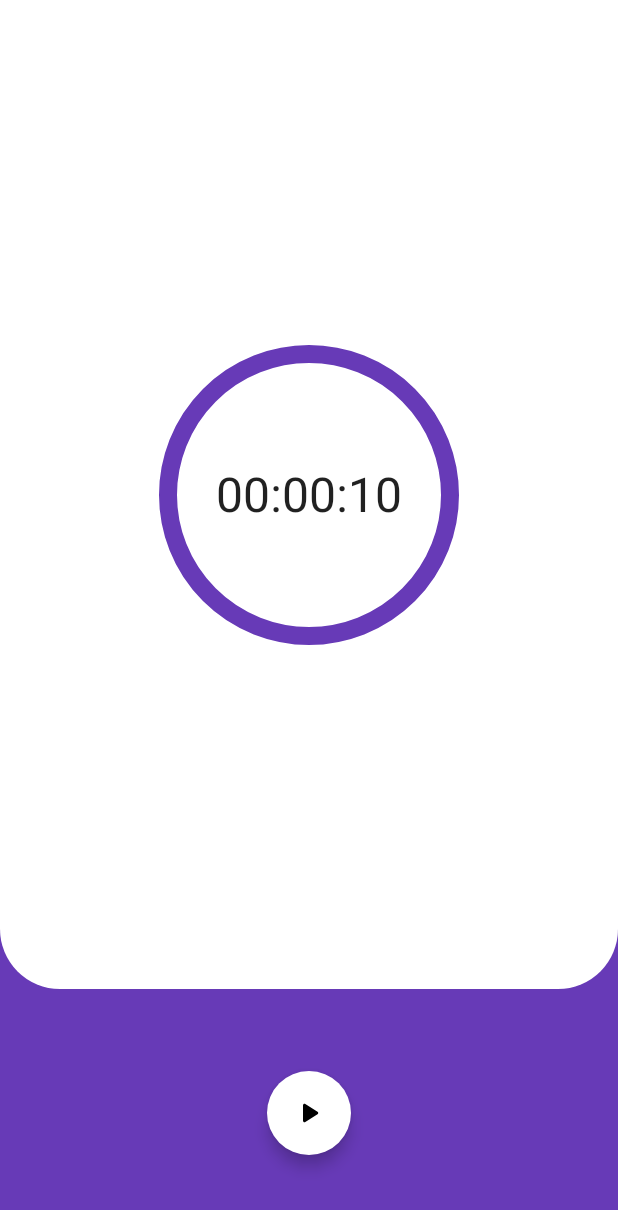
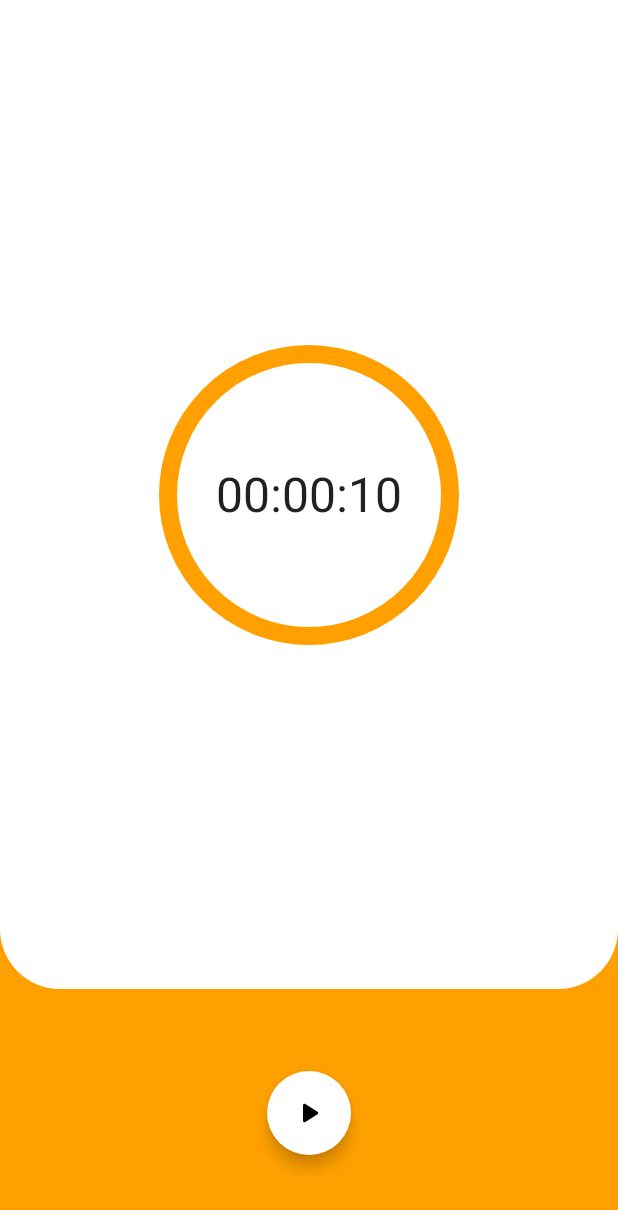
Before and after one commit to karimsinouh/ComposeCountdownTimer, an Android app built with Jetpack Compose: the screen it shows after launch (MainActivity), on a phone screen of 412 x 824 dp. Shown: the top 1210 px of the screen. Run offline under Robolectric (Android 15) with nearby library versions, the phone set to English and light mode, and no system bars; our stand-ins replace livedata-compose.

Commit message:
changed the colors again

```diff
--- a/app/src/main/java/com/example/androiddevchallenge/ui/theme/Color.kt
+++ b/app/src/main/java/com/example/androiddevchallenge/ui/theme/Color.kt
@@ -19,10 +19,12 @@ import androidx.compose.ui.graphics.Color
 
 
 
-val purple200 = Color(0xFFB39DDB)
-val purple500 = Color(0xFF673AB7)
-val purple700 = Color(0xFF512DA8)
-val teal200 = Color(0xFFFFA000)
+val purple200 = Color(0xFFDDC78A)
+val purple500 = Color(0xFFFFA000)
+val purple700 = Color(0xFFFFA000)
+
+val teal500 = Color(0xFF2D263D)
+val teal200 = Color(0xFF181719)
 
 
 val black=Color(0xFF000000)
--- a/app/src/main/java/com/example/androiddevchallenge/ui/theme/Theme.kt
+++ b/app/src/main/java/com/example/androiddevchallenge/ui/theme/Theme.kt
@@ -30,7 +30,7 @@ private val DarkColorPalette = darkColors(
 private val LightColorPalette = lightColors(
     primary = purple500,
     primaryVariant = purple700,
-    secondary = teal200
+    secondary = teal500
 
         /* Other default colors to override
     background = Color.White,
--- a/app/src/main/res/values-night/themes.xml
+++ b/app/src/main/res/values-night/themes.xml
@@ -12,12 +12,12 @@
     <!-- Base application theme. -->
     <style name="Theme.AndroidDevChallenge" parent="Theme.MaterialComponents.DayNight.DarkActionBar">
         <!-- Primary brand color. -->
-        <item name="colorPrimary">@color/purple_200</item>
-        <item name="colorPrimaryVariant">@color/purple_700</item>
+        <item name="colorPrimary">@color/primary</item>
+        <item name="colorPrimaryVariant">@color/primary</item>
         <item name="colorOnPrimary">@color/black</item>
         <!-- Secondary brand color. -->
-        <item name="colorSecondary">@color/teal_200</item>
-        <item name="colorSecondaryVariant">@color/teal_200</item>
+        <item name="colorSecondary">@color/primary</item>
+        <item name="colorSecondaryVariant">@color/primary</item>
         <item name="colorOnSecondary">@color/black</item>
         <!-- Status bar color. -->
         <item name="android:statusBarColor" tools:targetApi="l">#00000000</item>
--- a/app/src/main/res/values/colors.xml
+++ b/app/src/main/res/values/colors.xml
@@ -10,11 +10,7 @@
   the License.
   -->
 <resources>
-    <color name="purple_200">#CE93D8</color>
-    <color name="purple_500">#9C27B0</color>
-    <color name="purple_700">#7B1FA2</color>
-    <color name="teal_200">#FF9800</color>
-    <color name="teal_700">#F57C00</color>
+    <color name="primary">#FFA000</color>
     <color name="black">#FF000000</color>
     <color name="white">#FFFFFFFF</color>
 </resources>
--- a/app/src/main/res/values/themes.xml
+++ b/app/src/main/res/values/themes.xml
@@ -12,12 +12,12 @@
     <!-- Base application theme. -->
     <style name="Theme.AndroidDevChallenge" parent="Theme.MaterialComponents.DayNight.DarkActionBar">
         <!-- Primary brand color. -->
-        <item name="colorPrimary">@color/purple_500</item>
-        <item name="colorPrimaryVariant">@color/purple_700</item>
+        <item name="colorPrimary">@color/primary</item>
+        <item name="colorPrimaryVariant">@color/primary</item>
         <item name="colorOnPrimary">@color/white</item>
         <!-- Secondary brand color. -->
-        <item name="colorSecondary">@color/teal_200</item>
-        <item name="colorSecondaryVariant">@color/teal_700</item>
+        <item name="colorSecondary">@color/primary</item>
+        <item name="colorSecondaryVariant">@color/primary</item>
         <item name="colorOnSecondary">@color/black</item>
         <!-- Status bar color. -->
         <item name="android:statusBarColor" tools:targetApi="l">#00000000</item>
```
